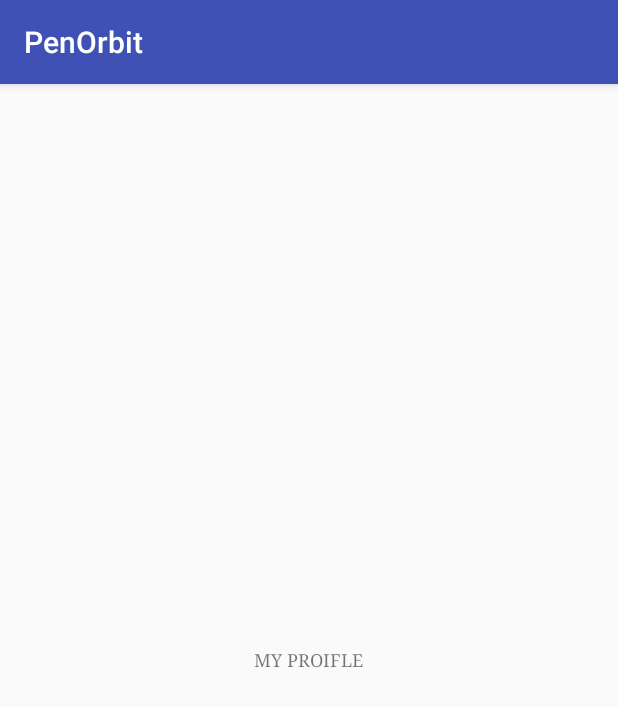
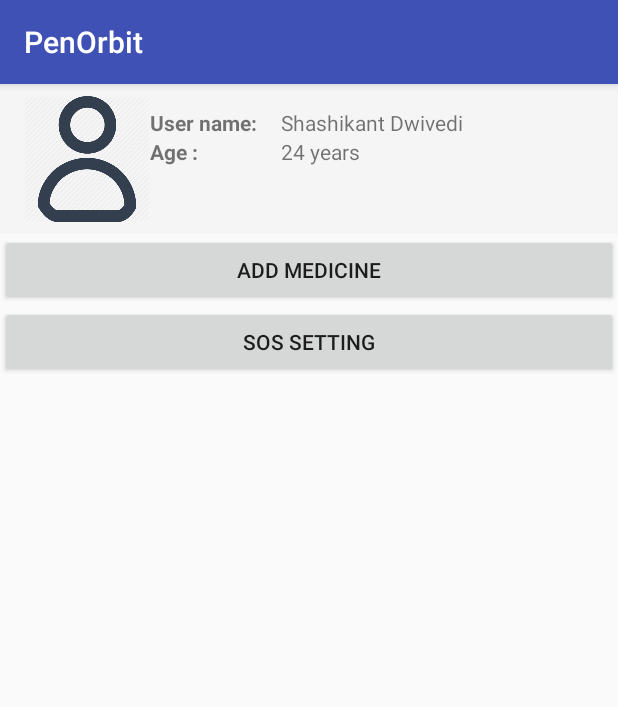
Before and after one commit to DwivediShashikant/MediTake, an Android app: the fragment FragmentMyProfile placed in its activity, on a phone screen of 412 x 824 dp. Shown: the top 707 px of the screen. Run offline under Robolectric (Android 15) with nearby library versions, the phone set to English and light mode, and no system bars; libraries missing offline, so code that uses them is left out: com.roughike.bottombar; 8 statements that could not run were skipped.

Commit message:
create profile ui

```diff
--- a/app/src/main/java/com/example/shashikant/penorbit/FragmentKnowSymptoms.java
+++ /dev/null
@@ -1,21 +0,0 @@
-package com.example.shashikant.penorbit;
-
-import android.app.Fragment;
-import android.os.Bundle;
-import android.support.annotation.Nullable;
-import android.view.LayoutInflater;
-import android.view.View;
-import android.view.ViewGroup;
-
-/**
- * Created by Shashikant on 7/2/2017.
- */
-
-public class FragmentKnowSymptoms extends Fragment {
-    @Nullable
-    @Override
-    public View onCreateView(LayoutInflater Inflater, @Nullable ViewGroup container, @Nullable Bundle savedInstanceState) {
-        View v = Inflater.inflate(R.layout.know_symptomps,container,false);
-        return v;
-    }
-}
--- a/app/src/main/java/com/example/shashikant/penorbit/MainActivity.java
+++ b/app/src/main/java/com/example/shashikant/penorbit/MainActivity.java
@@ -34,10 +34,6 @@ public class MainActivity extends AppCompatActivity {
                     FragmentMedicineToday f = new FragmentMedicineToday();
                     getFragmentManager().beginTransaction().replace(R.id.frame,f).commit();
                 }
-                else if(menuItemId == R.id.know_symptoms){
-                    FragmentKnowSymptoms f = new FragmentKnowSymptoms();
-                    getFragmentManager().beginTransaction().replace(R.id.frame,f).commit();
-                }
                 else if(menuItemId == R.id.my_profile){
                     FragmentMyProfile f = new FragmentMyProfile();
                     getFragmentManager().beginTransaction().replace(R.id.frame,f).commit();
@@ -51,8 +47,7 @@ public class MainActivity extends AppCompatActivity {
         });
         mbottomBar.mapColorForTab(0,"#009688");
         mbottomBar.mapColorForTab(1,"#0097a7");
-        mbottomBar.mapColorForTab(2,"#e65100");
-        mbottomBar.mapColorForTab(3,"#ffab00");
+        mbottomBar.mapColorForTab(2,"#ffab00");
 
         BottomBarBadge unread;
         unread = mbottomBar.makeBadgeForTabAt(1,"#f50057",7);
--- a/app/src/main/res/layout/activity_main.xml
+++ b/app/src/main/res/layout/activity_main.xml
@@ -8,7 +8,7 @@
 
     <FrameLayout
         android:id="@+id/frame"
-        android:layout_width="wrap_content"
-        android:layout_height="wrap_content" />
+        android:layout_width="match_parent"
+        android:layout_height="match_parent" />
 
 </FrameLayout>
--- a/app/src/main/res/layout/know_symptomps.xml
+++ /dev/null
@@ -1,14 +0,0 @@
-<?xml version="1.0" encoding="utf-8"?>
-<RelativeLayout xmlns:android="http://schemas.android.com/apk/res/android"
-    android:orientation="vertical" android:layout_width="match_parent"
-    android:layout_height="match_parent">
-
-    <TextView
-        android:layout_width="wrap_content"
-        android:layout_height="wrap_content"
-        android:text="see the symptoms of fever"
-        android:typeface="serif"
-        android:textAllCaps="true"
-        android:textSize="12sp"
-        android:layout_centerInParent="true"/>
-</RelativeLayout>
--- a/app/src/main/res/layout/my_profile.xml
+++ b/app/src/main/res/layout/my_profile.xml
@@ -1,14 +1,73 @@
 <?xml version="1.0" encoding="utf-8"?>
-<RelativeLayout xmlns:android="http://schemas.android.com/apk/res/android"
+<LinearLayout xmlns:android="http://schemas.android.com/apk/res/android"
     android:orientation="vertical" android:layout_width="match_parent"
     android:layout_height="match_parent">
 
-    <TextView
-        android:layout_width="wrap_content"
+    <!--logo provided from <div>Icons made by <a href="http://www.flaticon.com/authors/gregor-cresnar" title="Gregor Cresnar">Gregor Cresnar</a> from <a href="http://www.flaticon.com" title="Flaticon">www.flaticon.com</a> is licensed by <a href="http://creativecommons.org/licenses/by/3.0/" title="Creative Commons BY 3.0" target="_blank">CC 3.0 BY</a></div> -->
+    <RelativeLayout
+        android:background="#f5f5f5"
+        android:id="@+id/user_profile"
+        android:layout_width="match_parent"
         android:layout_height="wrap_content"
-        android:text="My proifle"
-        android:typeface="serif"
-        android:textAllCaps="true"
-        android:textSize="12sp"
-        android:layout_centerInParent="true"/>
-</RelativeLayout>
+        android:orientation="horizontal">
+        <ImageView
+            android:paddingLeft="16dp"
+            android:layout_width="100dp"
+            android:layout_height="100dp"
+            android:id="@+id/user_image"
+            android:src="@drawable/user_image"/>
+        <LinearLayout
+            android:layout_toRightOf="@id/user_image"
+            android:id="@+id/user_tag"
+            android:paddingRight="16dp"
+            android:paddingTop="16dp"
+            android:layout_width="wrap_content"
+            android:layout_height="wrap_content"
+            android:orientation="vertical">
+        <TextView
+            android:layout_width="wrap_content"
+            android:layout_height="wrap_content"
+            android:text="User name:"
+            android:textStyle="bold"
+            android:textAllCaps="false"/>
+        <TextView
+            android:layout_width="wrap_content"
+            android:textStyle="bold"
+            android:layout_height="wrap_content"
+            android:text="Age :"
+            android:textAllCaps="false"/>
+        </LinearLayout>
+        <LinearLayout
+            android:layout_toRightOf="@id/user_tag"
+            android:id="@+id/user_tag_info"
+            android:paddingRight="16dp"
+            android:layout_alignParentRight="true"
+            android:layout_alignParentEnd="true"
+            android:paddingTop="16dp"
+            android:layout_width="wrap_content"
+            android:layout_height="wrap_content"
+            android:orientation="vertical">
+            <TextView
+                android:layout_width="wrap_content"
+                android:layout_height="wrap_content"
+                android:text="Shashikant Dwivedi"
+                android:textAllCaps="false"/>
+            <TextView
+                android:layout_width="wrap_content"
+                android:layout_height="wrap_content"
+                android:text="24 years"
+                android:textAllCaps="false"/>
+        </LinearLayout>
+
+    </RelativeLayout>
+    <Button
+        android:layout_width="match_parent"
+        android:id="@+id/add_medicine"
+        android:layout_height="wrap_content"
+        android:text="Add Medicine"/>
+    <Button
+        android:layout_width="match_parent"
+        android:layout_height="wrap_content"
+        android:id="@+id/sos_setting"
+        android:text="SOS Setting"/>
+</LinearLayout>
--- a/app/src/main/res/menu/menu_main.xml
+++ b/app/src/main/res/menu/menu_main.xml
@@ -12,11 +12,7 @@
         android:icon="@drawable/pills"
          />
     <item
-        android:id="@+id/know_symptoms"
-        android:title="Know Symptoms"
-        android:icon="@drawable/cardiogram"/>
-    <item
         android:id="@+id/my_profile"
-        android:icon="@drawable/user"
+        android:icon="@drawable/user_tab"
         android:title="My Profile" />
 </menu>
```
Also changed, not shown: app/src/main/res/drawable/user.png, app/src/main/res/drawable/user_image.png (added), app/src/main/res/drawable/user_tab.png (added).
